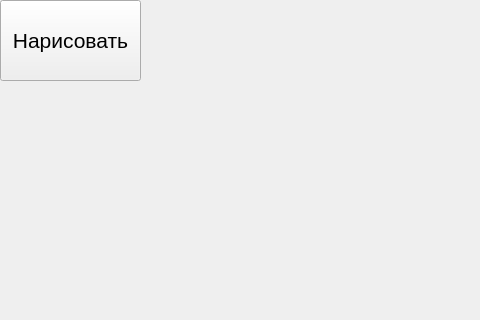
The window that UI.ui (Flexywibe/Yellow-ellipses) describes before a commit, drawn with Qt 5; both pictures show x 0 to 480 and y 0 to 320 of the 802 by 603 pixel window.
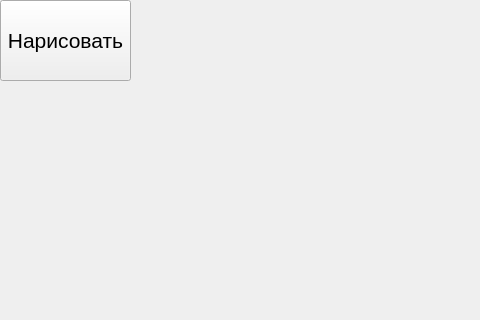
The same window after the commit.

The edit to the form file:
```diff
--- a/UI.ui
+++ b/UI.ui
@@ -19,7 +19,7 @@
      <rect>
       <x>0</x>
       <y>0</y>
-      <width>141</width>
+      <width>131</width>
       <height>81</height>
      </rect>
     </property>
```
